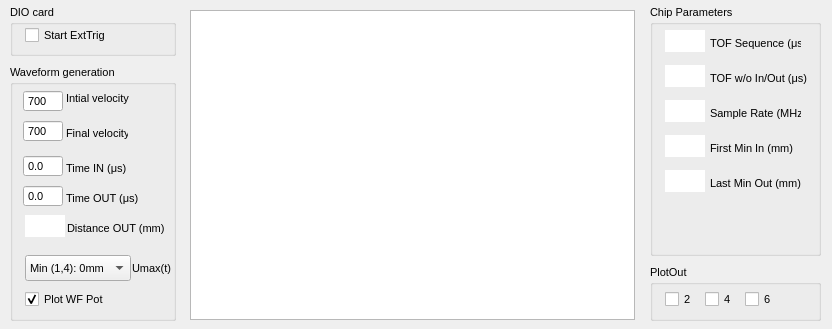
Before: the Qt Designer form rsdguiWfWin.ui in mikekohlhoff/ryexpctl, drawn with Qt 5.
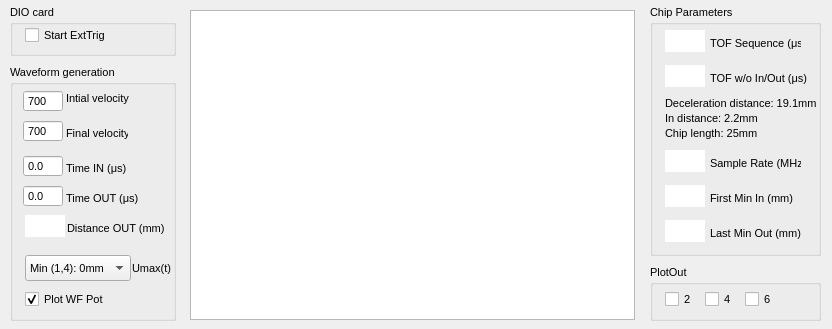
After: the same form once the commit is applied. Custom widgets are drawn as their Qt base class.

```diff
--- a/rsdguiWfWin.ui
+++ b/rsdguiWfWin.ui
@@ -802,7 +802,7 @@
     <property name="geometry">
      <rect>
       <x>15</x>
-      <y>130</y>
+      <y>180</y>
       <width>40</width>
       <height>22</height>
      </rect>
@@ -846,7 +846,7 @@
     <property name="geometry">
      <rect>
       <x>60</x>
-      <y>100</y>
+      <y>150</y>
       <width>91</width>
       <height>16</height>
      </rect>
@@ -859,7 +859,7 @@
     <property name="geometry">
      <rect>
       <x>60</x>
-      <y>135</y>
+      <y>185</y>
       <width>91</width>
       <height>16</height>
      </rect>
@@ -872,7 +872,7 @@
     <property name="geometry">
      <rect>
       <x>15</x>
-      <y>165</y>
+      <y>215</y>
       <width>40</width>
       <height>22</height>
      </rect>
@@ -916,7 +916,7 @@
     <property name="geometry">
      <rect>
       <x>60</x>
-      <y>170</y>
+      <y>220</y>
       <width>91</width>
       <height>16</height>
      </rect>
@@ -929,7 +929,7 @@
     <property name="geometry">
      <rect>
       <x>15</x>
-      <y>95</y>
+      <y>145</y>
       <width>40</width>
       <height>22</height>
      </rect>
@@ -1083,6 +1083,45 @@
 &lt;p style=&quot;-qt-paragraph-type:empty; margin-top:0px; margin-bottom:0px; margin-left:0px; margin-right:0px; -qt-block-indent:0; text-indent:0px;&quot;&gt;&lt;br /&gt;&lt;/p&gt;&lt;/body&gt;&lt;/html&gt;</string>
     </property>
    </widget>
+   <widget class="QLabel" name="label_23">
+    <property name="geometry">
+     <rect>
+      <x>15</x>
+      <y>90</y>
+      <width>151</width>
+      <height>16</height>
+     </rect>
+    </property>
+    <property name="text">
+     <string>Deceleration distance: 19.1mm</string>
+    </property>
+   </widget>
+   <widget class="QLabel" name="label_24">
+    <property name="geometry">
+     <rect>
+      <x>15</x>
+      <y>105</y>
+      <width>151</width>
+      <height>16</height>
+     </rect>
+    </property>
+    <property name="text">
+     <string>In distance: 2.2mm</string>
+    </property>
+   </widget>
+   <widget class="QLabel" name="label_25">
+    <property name="geometry">
+     <rect>
+      <x>15</x>
+      <y>120</y>
+      <width>151</width>
+      <height>16</height>
+     </rect>
+    </property>
+    <property name="text">
+     <string>Chip length: 25mm</string>
+    </property>
+   </widget>
   </widget>
   <widget class="QGroupBox" name="groupBox_3">
    <property name="geometry">
```
